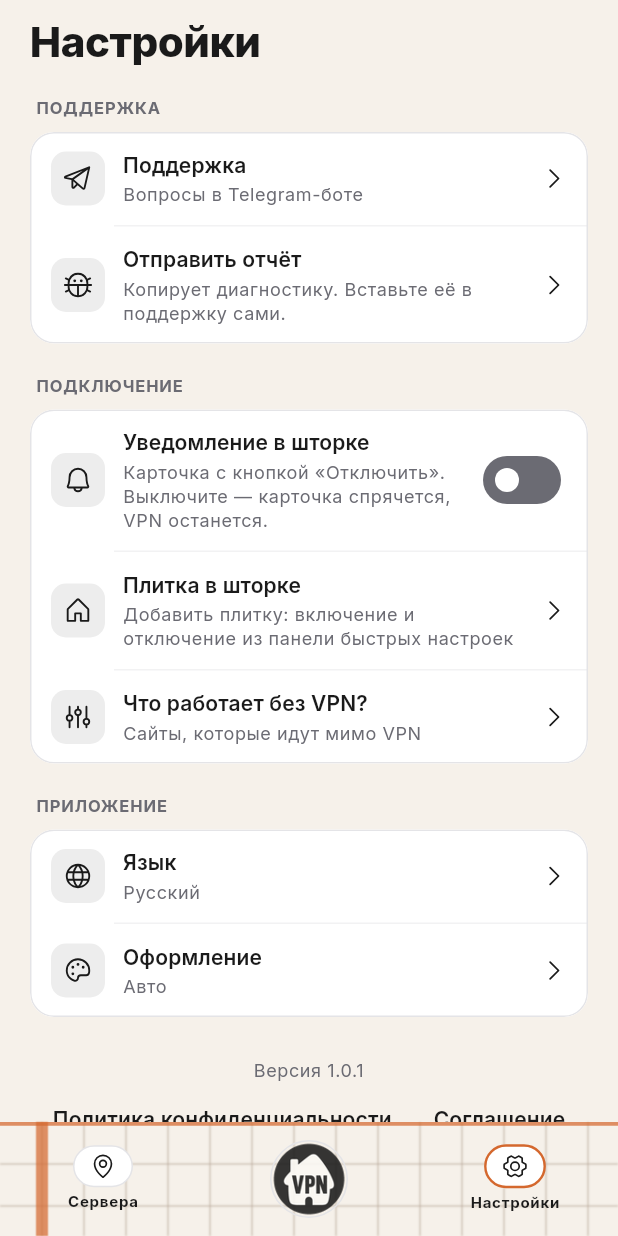
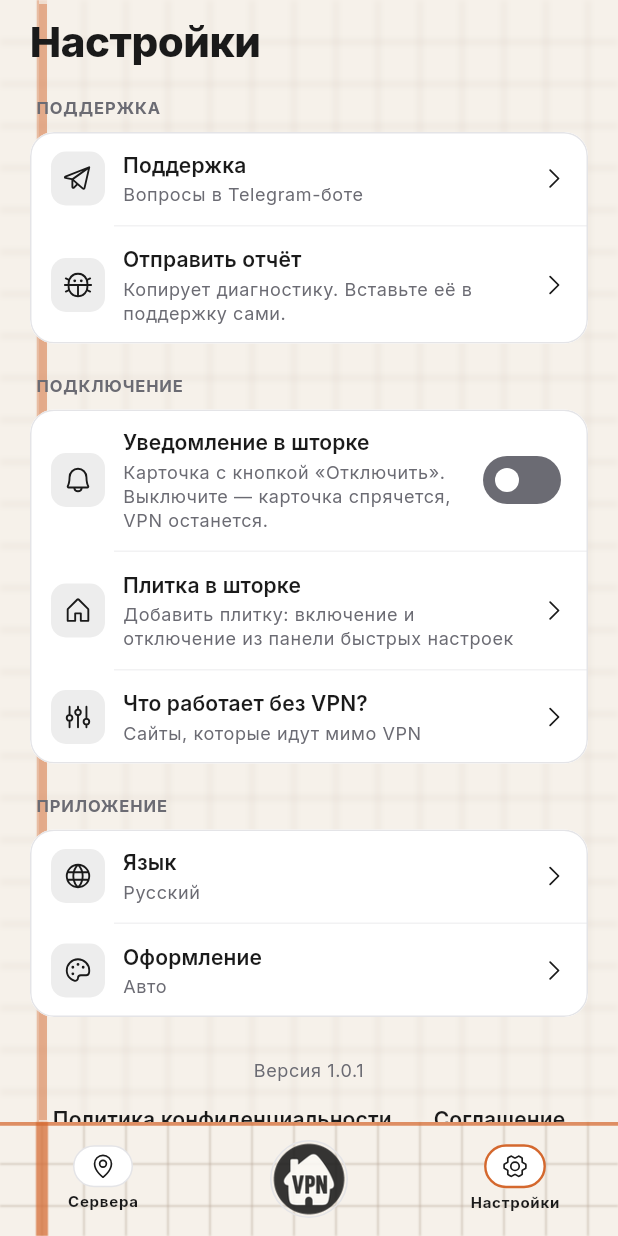
Before and after one commit to komatozneak/proxydom, a Flutter app: the SettingsScreen screen opened by its route, on a phone screen of 412 x 824 dp. Run offline on Flutter 3.47's test engine with Material 3 defaults, Android fonts, the phone set to English and light mode, and no system bars; our stand-ins replace app_links, device_info_plus, dio, flutter_riverpod, flutter_secure_storage, flutter_svg and 5 more; missing offline and left inert: mobile_scanner; accounts and stored records are empty; network calls fail; project files that could hold a hidden picture were left out.

Commit message:
fix(android): show the grid behind settings again
Settings is transparent so the shell notebook shows through at once. The no-VPN screen keeps its own solid sheet.

Co-authored-by: Cursor <cursoragent@cursor.com>

```diff
--- a/mobile/lib/features/settings/presentation/settings_screen.dart
+++ b/mobile/lib/features/settings/presentation/settings_screen.dart
@@ -300,11 +300,9 @@ class _SettingsScreenState extends ConsumerState<SettingsScreen> {
     final locale = ref.watch(localeProvider).valueOrNull ??
         Localizations.localeOf(context);
     final localeLabel = _localeLabel(l, locale);
-    final paper = theme.brightness == Brightness.dark
-        ? AppBrand.paperDark
-        : AppBrand.paperLight;
     return Scaffold(
-      backgroundColor: freeKeyClient ? paper : theme.colorScheme.surface,
+      backgroundColor:
+          freeKeyClient ? Colors.transparent : theme.colorScheme.surface,
       body: SafeArea(
         child: ListView(
           padding: const EdgeInsets.fromLTRB(20, 12, 20, 32),
```
